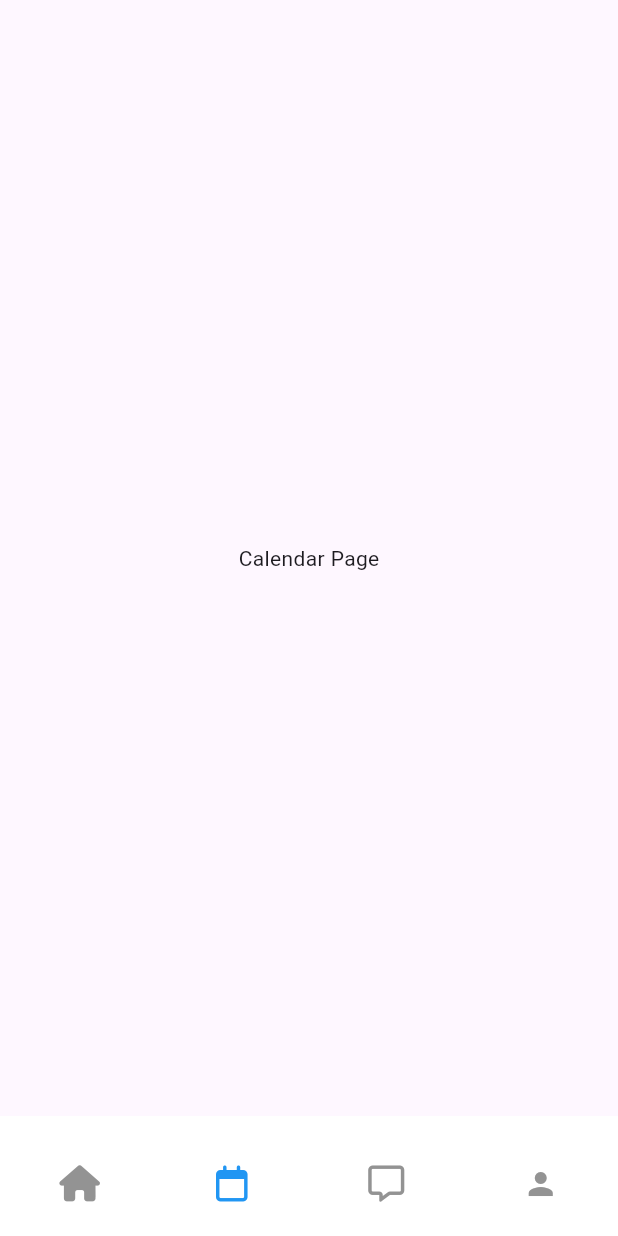
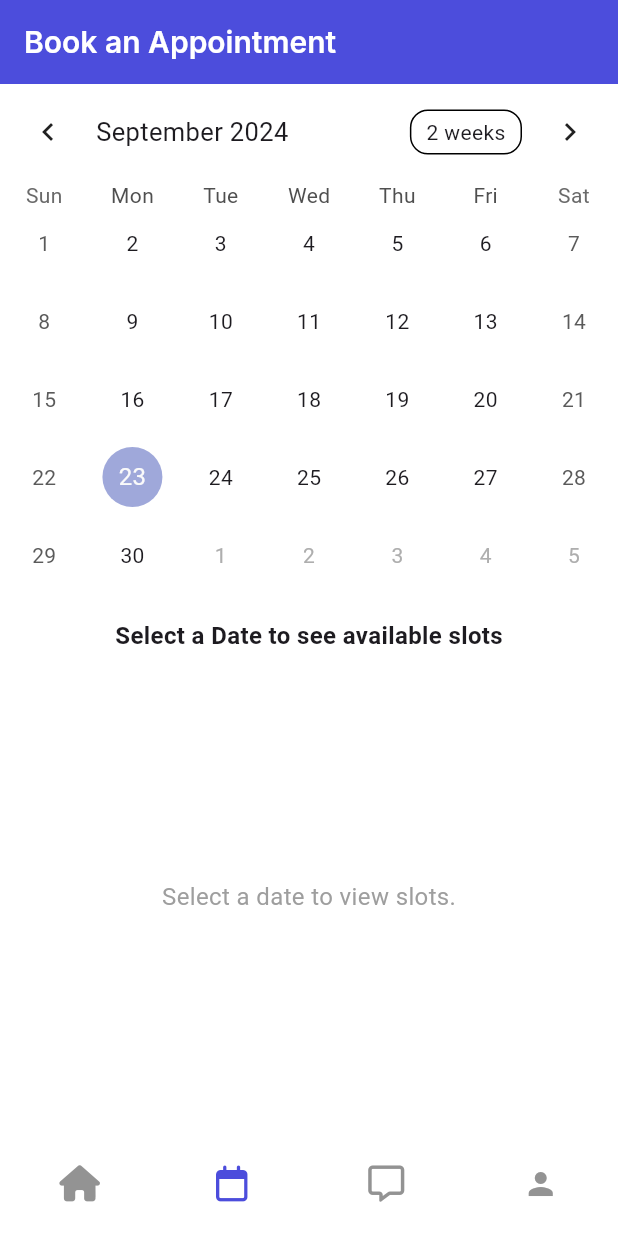
Before and after one commit to Suhaibusman/DoctorAppointMentApp, a Flutter app: the BottomNavBar screen opened directly, item 2 of the bottom bar chosen, on a phone screen of 412 x 824 dp. Run offline on Flutter 3.47's test engine with Material 3 defaults, Android fonts, the phone set to English and light mode, and no system bars; drawn by our look-alikes of auto_size_text, table_calendar; our stand-ins replace font_awesome_flutter, google_fonts.

Commit message:
Added Chat , Profile , Calendar Screen

```diff
--- a/lib/bottom_nav_bar/bottom_nav_bar.dart
+++ b/lib/bottom_nav_bar/bottom_nav_bar.dart
@@ -1,4 +1,7 @@
+import 'package:doctor_appointment_app/screens/calendar_screen/calendar_screen.dart';
+import 'package:doctor_appointment_app/screens/chat_screen/chat_screen.dart';
 import 'package:doctor_appointment_app/screens/home_screen/home_screen.dart';
+import 'package:doctor_appointment_app/screens/profile/profile_screen.dart';
 import 'package:doctor_appointment_app/utils/themes/color_themes.dart';
 import 'package:flutter/material.dart';
 import 'package:font_awesome_flutter/font_awesome_flutter.dart';
@@ -13,9 +16,9 @@ class _BottomNavBarState extends State<BottomNavBar> {
 
   final List<Widget> _pages = [
     const HomeScreen(),
-    const Center(child: Text('Calendar Page')),
-    const Center(child: Text('Chat Page')),
-    const Center(child: Text('Profile Page')),
+    ClientAppointmentCalendar(),
+     ChatScreen(),
+    const ProfileScreen(),
   ];
 
   @override
@@ -65,7 +68,7 @@ class _BottomNavBarState extends State<BottomNavBar> {
         icon,
         size: 24,
         color: _selectedIndex == index
-            ? Colors.blue
+            ? primaryColor
             : lighterColor, // Highlight selected icon
       ),
     );
--- /dev/null
+++ b/lib/screens/calendar_screen/calendar_screen.dart
@@ -0,0 +1,106 @@
+import 'package:doctor_appointment_app/utils/themes/color_themes.dart';
+import 'package:doctor_appointment_app/utils/widget/text_widget.dart';
+import 'package:flutter/material.dart';
+import 'package:table_calendar/table_calendar.dart';
+
+class ClientAppointmentCalendar extends StatefulWidget {
+  @override
+  _ClientAppointmentCalendarState createState() => _ClientAppointmentCalendarState();
+}
+
+class _ClientAppointmentCalendarState extends State<ClientAppointmentCalendar> {
+  CalendarFormat _calendarFormat = CalendarFormat.month;
+  DateTime _focusedDay = DateTime.now();
+  DateTime? _selectedDay;
+
+  // Dummy data for available slots
+  Map<DateTime, List<String>> availableSlots = {
+    DateTime(2024, 9, 24): ["9:00 AM", "11:00 AM", "3:00 PM"],
+    DateTime(2024, 9, 25): ["10:00 AM", "1:00 PM", "5:00 PM"],
+    DateTime(2024, 9, 26): ["8:00 AM", "12:00 PM", "4:00 PM"],
+  };
+
+  @override
+  Widget build(BuildContext context) {
+    return Scaffold(
+      backgroundColor: Colors.white,
+      appBar: AppBar(
+        title: customTextWidget(text: "Book an Appointment" , fontSize: 20 , fontWeight: FontWeight.w600 , color: Colors.white),
+        backgroundColor: primaryColor,
+        automaticallyImplyLeading: false,
+      ),
+      body: Column(
+        children: [
+          // Calendar widget
+          TableCalendar(
+            firstDay: DateTime.utc(2020, 1, 1),
+            lastDay: DateTime.utc(2030, 12, 31),
+            focusedDay: _focusedDay,
+            selectedDayPredicate: (day) {
+              return isSameDay(_selectedDay, day);
+            },
+            onDaySelected: (selectedDay, focusedDay) {
+              setState(() {
+                _selectedDay = selectedDay;
+                _focusedDay = focusedDay; // Update focused day as well
+              });
+            },
+            calendarFormat: _calendarFormat,
+            onFormatChanged: (format) {
+              setState(() {
+                _calendarFormat = format;
+              });
+            },
+            availableGestures: AvailableGestures.all,
+          ),
+          SizedBox(height: 16),
+
+          // Appointment Slots section
+          Padding(
+            padding: const EdgeInsets.symmetric(horizontal: 16.0),
+            child: Text(
+              _selectedDay != null
+                  ? 'Available Slots on ${_selectedDay!.toLocal()}'
+                  : 'Select a Date to see available slots',
+              style: TextStyle(fontSize: 16, fontWeight: FontWeight.bold),
+            ),
+          ),
+
+          SizedBox(height: 16),
+
+          // Display available slots for the selected day
+          Expanded(
+            child: _selectedDay != null && availableSlots.containsKey(_selectedDay)
+                ? ListView.builder(
+              itemCount: availableSlots[_selectedDay]!.length,
+              itemBuilder: (context, index) {
+                String timeSlot = availableSlots[_selectedDay]![index];
+                return ListTile(
+                  leading: Icon(Icons.schedule, color: Colors.blueAccent),
+                  title: Text(timeSlot),
+                  trailing: ElevatedButton(
+                    onPressed: () {
+                      // Handle booking appointment here
+                      ScaffoldMessenger.of(context).showSnackBar(
+                        SnackBar(content: Text('Appointment booked for $timeSlot')),
+                      );
+                    },
+                    child: Text('Book'),
+                  ),
+                );
+              },
+            )
+                : Center(
+              child: Text(
+                _selectedDay != null
+                    ? 'No available slots on this day.'
+                    : 'Select a date to view slots.',
+                style: TextStyle(fontSize: 16, color: Colors.grey),
+              ),
+            ),
+          ),
+        ],
+      ),
+    );
+  }
+}
--- a/lib/screens/onboarding_screen/onboarding_screen.dart
+++ b/lib/screens/onboarding_screen/onboarding_screen.dart
@@ -1,5 +1,4 @@
 import 'package:doctor_appointment_app/bottom_nav_bar/bottom_nav_bar.dart';
-import 'package:doctor_appointment_app/screens/home_screen/home_screen.dart';
 import 'package:doctor_appointment_app/utils/constant/app_constant.dart';
 import 'package:doctor_appointment_app/utils/constant/image_constant.dart';
 import 'package:doctor_appointment_app/utils/themes/color_themes.dart';
--- a/pubspec.yaml
+++ b/pubspec.yaml
@@ -34,6 +34,7 @@ dependencies:
 
   # The following adds the Cupertino Icons font to your application.
   # Use with the CupertinoIcons class for iOS style icons.
+  table_calendar: ^3.0.7
   cupertino_icons: ^1.0.8
   google_fonts: ^6.2.1
   auto_size_text: ^3.0.0
```
Also changed, not shown: lib/screens/chat_screen/chat_screen.dart (added, +95 -0 lines), lib/screens/profile/profile_screen.dart (added, +106 -0 lines), pubspec.lock.
